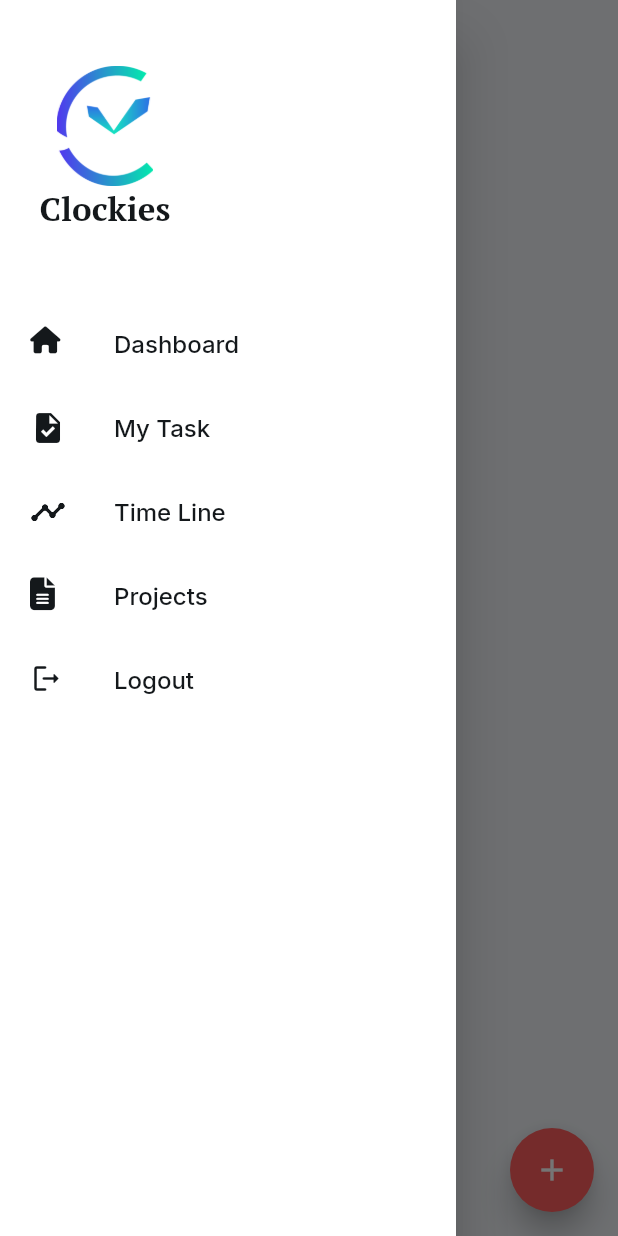
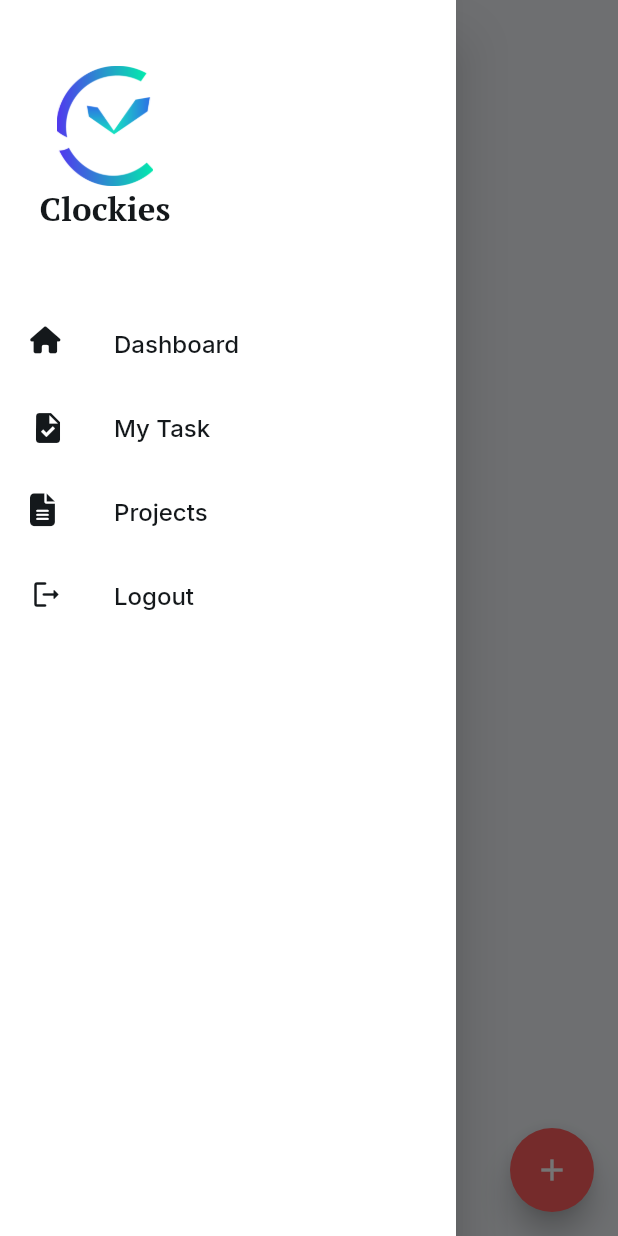
Before and after one commit to VishalSorani1/Clockies_App, a Flutter app: the MyTaskScreenWidget screen opened directly, with the side drawer open, on a phone screen of 412 x 824 dp. Run offline on Flutter 3.47's test engine with Material 3 defaults, Android fonts, the phone set to English and light mode, and no system bars; our stand-ins replace auto_size_text, data_table_2, easy_debounce, equatable, font_awesome_flutter, from_css_color and 7 more; missing offline and left inert: json_path, mime_type; accounts and stored records are empty; network calls fail; key blocks and very long unbroken strings in the code were emptied for the run.

Commit message:
change in drawer

```diff
--- a/lib/components/custom_drawer_component/custom_drawer_component_widget.dart
+++ b/lib/components/custom_drawer_component/custom_drawer_component_widget.dart
@@ -88,7 +88,9 @@ class _CustomDrawerComponentWidgetState
                 hoverColor: Colors.transparent,
                 highlightColor: Colors.transparent,
                 onTap: () async {
-                  context.pushNamed('HomePage');
+                  Navigator.pop(context);
+
+                  context.goNamed('HomePage');
                 },
                 child: ListTile(
                   leading: FaIcon(
@@ -110,7 +112,17 @@ class _CustomDrawerComponentWidgetState
                   contentPadding: const EdgeInsets.all(0.0),
                 ),
               ),
-              ListTile(
+              InkWell(
+                splashColor: Colors.transparent,
+                focusColor: Colors.transparent,
+                hoverColor: Colors.transparent,
+                highlightColor: Colors.transparent,
+                onTap: () async {
+                  Navigator.pop(context);
+
+                  context.goNamed('MyTaskScreen');
+                },
+                child: ListTile(
                   leading: Icon(
                     Icons.task,
                     color: FlutterFlowTheme.of(context).primaryText,
@@ -129,24 +141,6 @@ class _CustomDrawerComponentWidgetState
                   dense: false,
                   contentPadding: const EdgeInsets.all(0.0),
                 ),
-              ListTile(
-                leading: Icon(
-                  Icons.timeline_rounded,
-                  color: FlutterFlowTheme.of(context).primaryText,
-                  size: 24.0,
-                ),
-                title: Text(
-                  FFAppConstants.timeLine,
-                  style: FlutterFlowTheme.of(context).titleLarge.override(
-                        fontFamily: 'Inter',
-                        color: FlutterFlowTheme.of(context).primaryText,
-                        fontSize: 16.0,
-                        letterSpacing: 0.0,
-                      ),
-                ),
-                tileColor: FlutterFlowTheme.of(context).tertiary,
-                dense: false,
-                contentPadding: const EdgeInsets.all(0.0),
               ),
               InkWell(
                 splashColor: Colors.transparent,
@@ -154,6 +148,8 @@ class _CustomDrawerComponentWidgetState
                 hoverColor: Colors.transparent,
                 highlightColor: Colors.transparent,
                 onTap: () async {
+                  Navigator.pop(context);
+
                   context.pushNamed('ProjectScreen');
                 },
                 child: ListTile(
```
Lines whose indentation alone changed are shown as unchanged.
